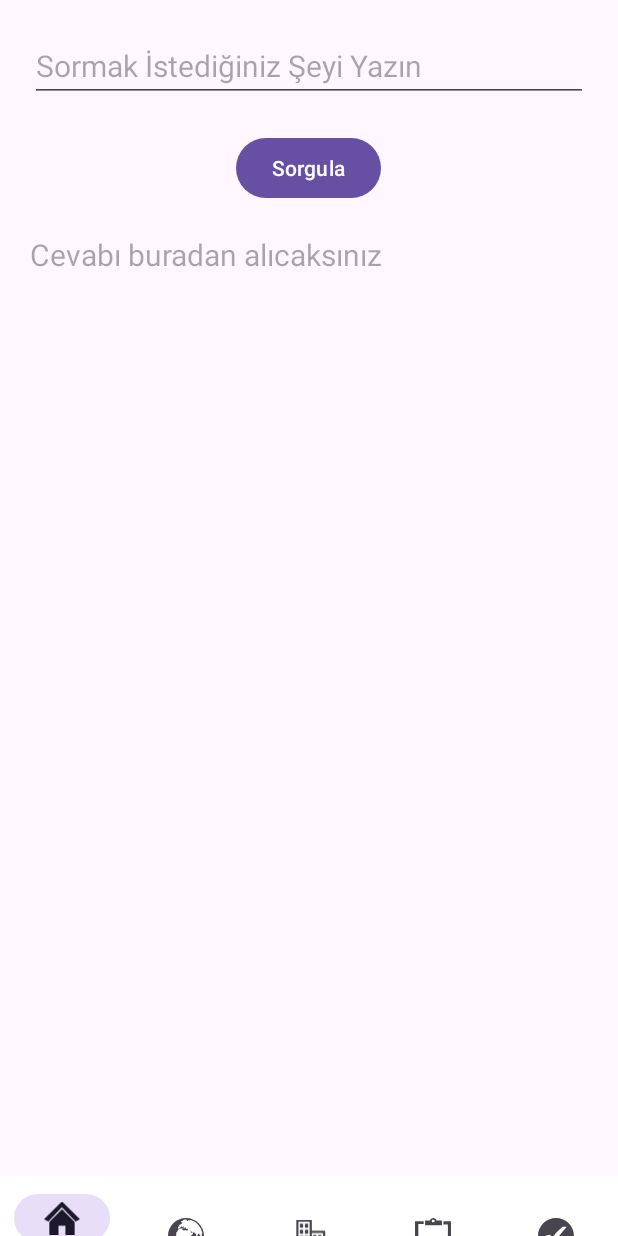
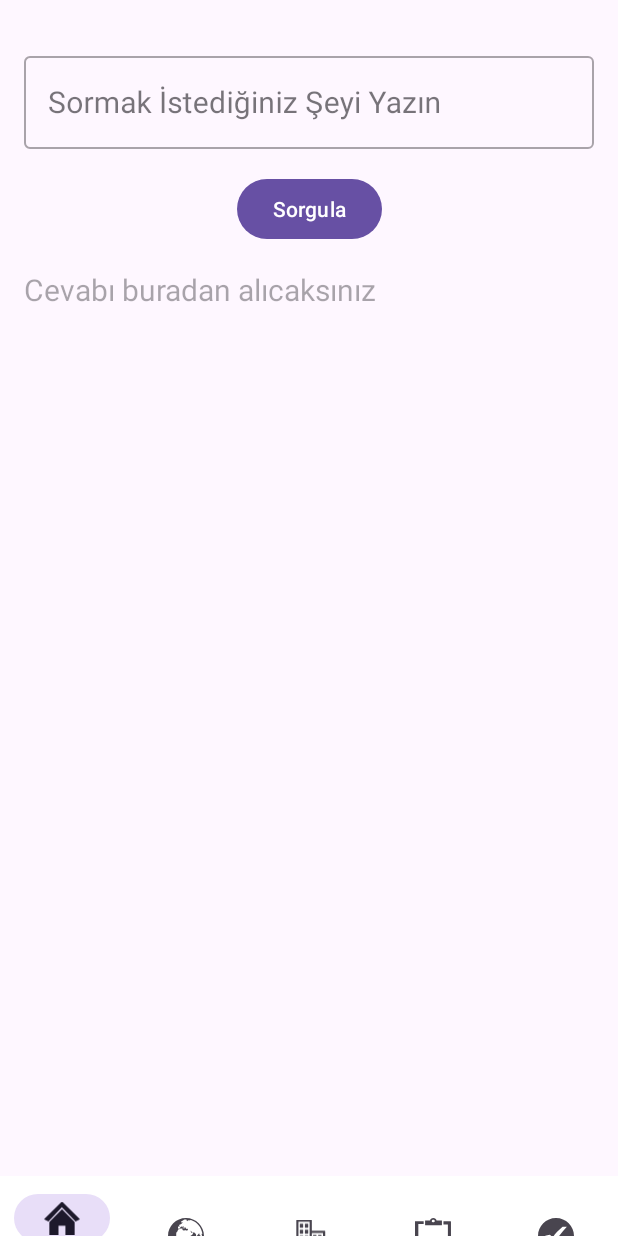
Before and after one commit to ysuff/Turkey, an Android app: the ChatBot screen opened through its navigation route, on a phone screen of 412 x 824 dp. Run offline under Robolectric (Android 15) with nearby library versions, the phone set to English and light mode, and no system bars; our stand-ins replace navigation-ui.

Commit message:
Initial commit

```diff
--- a/app/src/main/java/com/example/turkey/views/login.kt
+++ b/app/src/main/java/com/example/turkey/views/login.kt
@@ -47,7 +47,7 @@ class login : Fragment() {
         rememberBox = binding.rememberBox
 
         loginGoSingupButton.setOnClickListener {
-            val goSingupPage = R.id.action_login_to_singup
+            val goSingupPage = R.id.action_login_to_singUp
             it.findNavController().navigate(goSingupPage)
         }
 
--- a/app/src/main/res/layout/fragment_chatbot.xml
+++ b/app/src/main/res/layout/fragment_chatbot.xml
@@ -1,38 +1,50 @@
 <?xml version="1.0" encoding="utf-8"?>
-<LinearLayout xmlns:android="http://schemas.android.com/apk/res/android"
+<androidx.constraintlayout.widget.ConstraintLayout xmlns:android="http://schemas.android.com/apk/res/android"
+    xmlns:app="http://schemas.android.com/apk/res-auto"
     xmlns:tools="http://schemas.android.com/tools"
     android:layout_width="match_parent"
     android:layout_height="match_parent"
-    android:orientation="vertical"
-    tools:context=".views.ChatBot">
+    android:background="?android:attr/colorBackground"
+    android:padding="16dp">
 
+    <com.google.android.material.textfield.TextInputLayout
+        android:id="@+id/chatBotTextInputLayout"
+        style="@style/Widget.MaterialComponents.TextInputLayout.OutlinedBox"
+        android:layout_width="0dp"
+        android:layout_height="wrap_content"
+        android:layout_marginTop="16dp"
+        app:layout_constraintEnd_toEndOf="parent"
+        app:layout_constraintStart_toStartOf="parent"
+        app:layout_constraintTop_toTopOf="parent">
 
-    <EditText
-        android:id="@+id/chatBotEditText"
-        android:layout_width="match_parent"
-        android:layout_height="wrap_content"
-        android:layout_margin="20dp"
-        android:hint="Sormak İstediğiniz Şeyi Yazın"
-        android:textSize="20sp"
-        />
+        <com.google.android.material.textfield.TextInputEditText
+            android:id="@+id/chatBotEditText"
+            android:layout_width="match_parent"
+            android:layout_height="wrap_content"
+            android:hint="Sormak İstediğiniz Şeyi Yazın"
+            android:textSize="20sp" />
 
-    <Button
+    </com.google.android.material.textfield.TextInputLayout>
+
+    <com.google.android.material.button.MaterialButton
         android:id="@+id/chatBotButton"
         android:layout_width="wrap_content"
         android:layout_height="wrap_content"
-        android:layout_gravity="center"
+        android:layout_marginTop="16dp"
         android:text="Sorgula"
-        />
+        app:layout_constraintEnd_toEndOf="parent"
+        app:layout_constraintStart_toStartOf="parent"
+        app:layout_constraintTop_toBottomOf="@id/chatBotTextInputLayout" />
 
     <TextView
-        android:layout_margin="20dp"
         android:id="@+id/chatBotTextView"
-        android:layout_width="match_parent"
+        android:layout_width="0dp"
         android:layout_height="wrap_content"
+        android:layout_marginTop="16dp"
         android:hint="Cevabı buradan alıcaksınız"
         android:textSize="20sp"
+        app:layout_constraintEnd_toEndOf="parent"
+        app:layout_constraintStart_toStartOf="parent"
+        app:layout_constraintTop_toBottomOf="@id/chatBotButton" />
 
-        />
-
-
-</LinearLayout>
+</androidx.constraintlayout.widget.ConstraintLayout>
--- a/app/src/main/res/layout/fragment_singup.xml
+++ b/app/src/main/res/layout/fragment_singup.xml
@@ -6,10 +6,10 @@
     android:layout_width="match_parent"
     android:layout_height="match_parent"
     android:background="@drawable/singup_background"
-    tools:context=".views.singup">
+    tools:context=".views.SingUp">
 
     <com.google.android.material.button.MaterialButton
-        android:id="@+id/singupGoBackToLoginButton"
+        android:id="@+id/singUpGoBackToLoginButton"
         style="@style/Widget.Material3.Button.IconButton"
         android:layout_width="wrap_content"
         android:layout_height="wrap_content"
```
Also changed, not shown: app/src/main/java/com/example/turkey/views/Profile.kt (added, +34 -0 lines), app/src/main/java/com/example/turkey/views/SingUp.kt (renamed from app/src/main/java/com/example/turkey/views/singup.kt, +7 -8 lines), app/src/main/res/layout/fragment_profile.xml (added, +74 -0 lines), app/src/main/res/navigation/navigation_graph.xml (+14 -14 lines).
